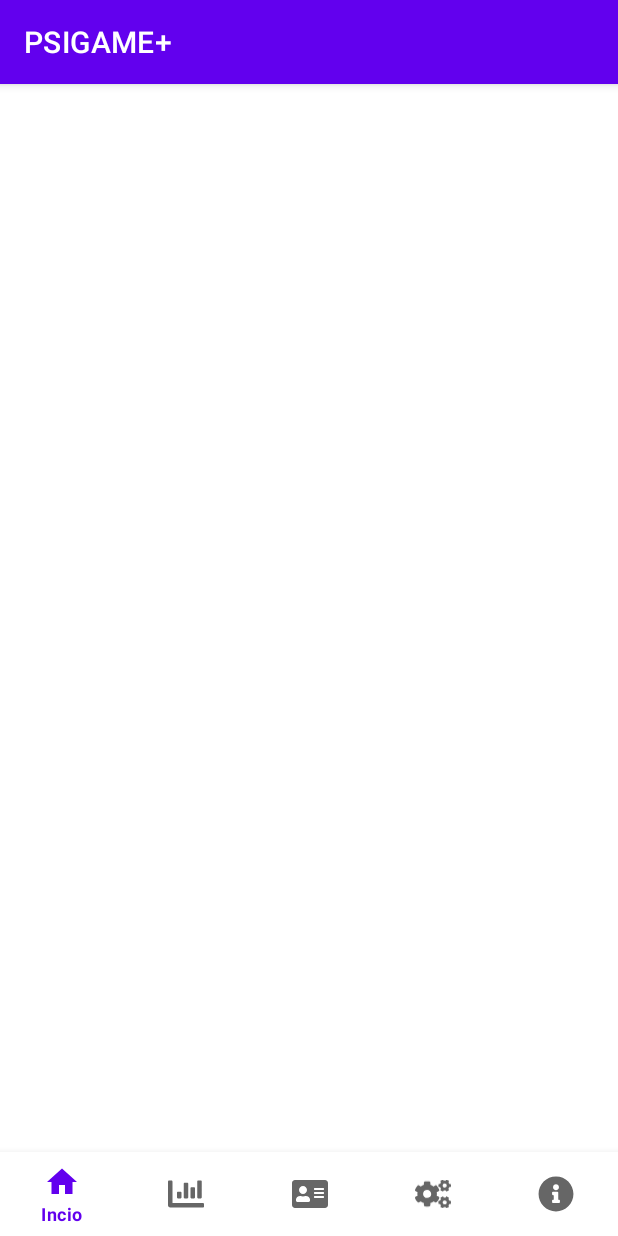
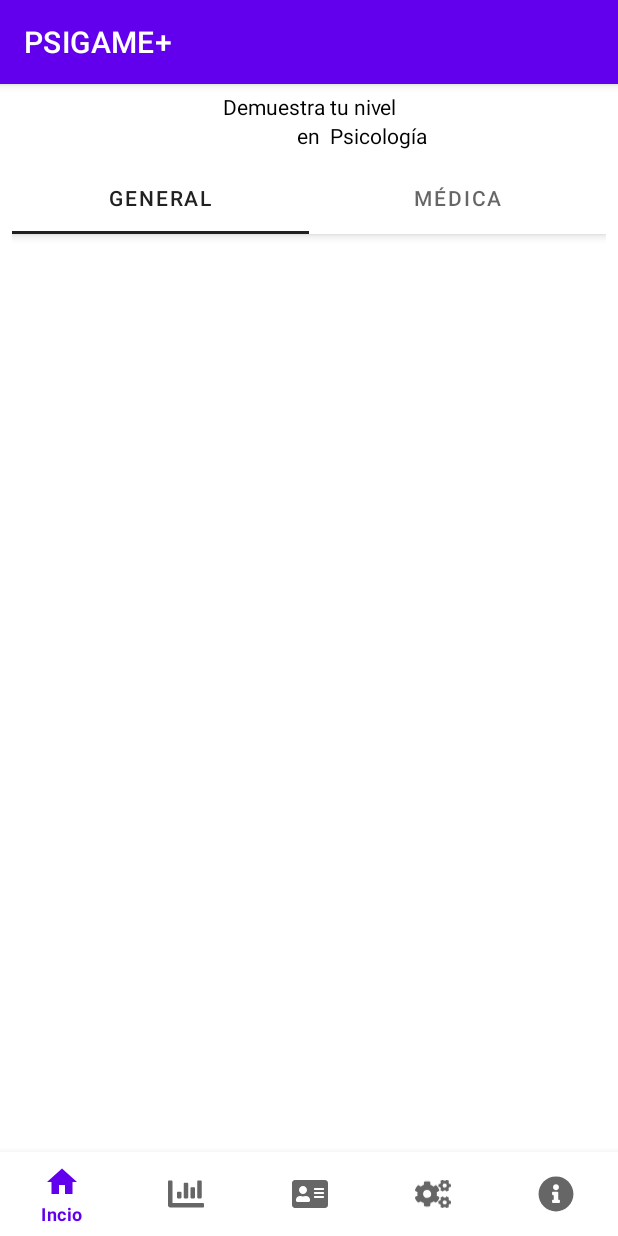
Before and after one commit to vasha54/PSIGAME, an Android app: the screen it shows after launch (MainActivity), on a phone screen of 412 x 824 dp. Run offline under Robolectric (Android 15) with nearby library versions, the phone set to English and light mode, and no system bars.

Commit message:
Subiendo primera parte del diseño visual de la vista portada

```diff
--- a/app/src/main/java/cu/innovat/psigameplus/ui/activity/MainActivity.java
+++ b/app/src/main/java/cu/innovat/psigameplus/ui/activity/MainActivity.java
@@ -1,16 +1,27 @@
 package cu.innovat.psigameplus.ui.activity;
 
 import androidx.appcompat.app.AppCompatActivity;
+import androidx.fragment.app.FragmentManager;
+import androidx.fragment.app.Fragment;
 import com.google.android.material.bottomnavigation.BottomNavigationView;
 import com.google.android.material.navigation.NavigationBarView.OnItemSelectedListener;
 import android.os.Bundle;
 import android.widget.Toast;
 import android.view.MenuItem;
+
 import cu.innovat.psigameplus.R;
+import cu.innovat.psigameplus.ui.fragment.HomeFragment;
 
 public class MainActivity extends AppCompatActivity implements OnItemSelectedListener {
     private BottomNavigationView bottomNavigationView;
     private Toast m_toast;
+    private boolean m_exit;
+
+    public MainActivity(){
+        super();
+        m_exit=false;
+        m_toast=null;
+    }
 
     @Override
     protected void onCreate(Bundle savedInstanceState) {
@@ -21,7 +32,11 @@ public class MainActivity extends AppCompatActivity implements OnItemSelectedLis
         if(bottomNavigationView!=null){
             bottomNavigationView.setOnItemSelectedListener(this);
         }
-
+        FragmentManager fragmentManager = getSupportFragmentManager();
+        Fragment fragment = new HomeFragment();
+        fragmentManager.beginTransaction().
+                replace(R.id.container,fragment).addToBackStack(fragment.toString()).
+                commit();
     }
 
     public boolean onNavigationItemSelected(MenuItem item){
@@ -29,6 +44,8 @@ public class MainActivity extends AppCompatActivity implements OnItemSelectedLis
             final int previousItem = bottomNavigationView.getSelectedItemId();
             final int nextItem = item.getItemId();
             if (previousItem != nextItem) {
+                FragmentManager fragmentManager = getSupportFragmentManager();
+                Fragment fragment=null;
                 switch (nextItem) {
                     case R.id.navigation_about:
                         m_toast=Toast.makeText(this.getApplicationContext(),
@@ -49,10 +66,7 @@ public class MainActivity extends AppCompatActivity implements OnItemSelectedLis
                         m_toast.show();
                         break;
                     case R.id.navigation_home:
-                        m_toast=Toast.makeText(this.getApplicationContext(),
-                                "Home",
-                                Toast.LENGTH_SHORT);
-                        m_toast.show();
+                        fragment = new HomeFragment();
                         break;
                     case R.id.navigation_statistics:
                         m_toast=Toast.makeText(this.getApplicationContext(),
@@ -61,8 +75,28 @@ public class MainActivity extends AppCompatActivity implements OnItemSelectedLis
                         m_toast.show();
                         break;
                 }
+                if(fragment!=null){
+                    fragmentManager.beginTransaction().
+                            replace(R.id.container,fragment).addToBackStack(fragment.toString()).
+                            commit();
+                }
             }
         }
         return true;
     }
+
+    @Override
+    public void onBackPressed() {
+        if(m_exit==false) {
+            m_exit=true;
+            m_toast=Toast.makeText(this.getApplicationContext(),
+                    getString(R.string.exit),
+                    Toast.LENGTH_LONG);
+            m_toast.show();
+        }else {
+            if(m_toast!=null)
+                m_toast.cancel();
+            finish();
+        }
+    }
 }
--- /dev/null
+++ b/app/src/main/java/cu/innovat/psigameplus/ui/fragment/CourseGeneralLevelFragment.java
@@ -0,0 +1,8 @@
+package cu.innovat.psigameplus.ui.fragment;
+
+/**
+ * @author Luis Andrés Valido Fajardo +53 53694742  luis.valido1989@gmail.com
+ * @date 3/10/23
+ */
+public class CourseGeneralLevelFragment extends BaseFragment{
+}
--- /dev/null
+++ b/app/src/main/java/cu/innovat/psigameplus/ui/fragment/CourseMedicalLevelFragment.java
@@ -0,0 +1,8 @@
+package cu.innovat.psigameplus.ui.fragment;
+
+/**
+ * @author Luis Andrés Valido Fajardo +53 53694742  luis.valido1989@gmail.com
+ * @date 3/10/23
+ */
+public class CourseMedicalLevelFragment extends BaseFragment{
+}
--- a/app/src/main/java/cu/innovat/psigameplus/ui/fragment/HomeFragment.java
+++ b/app/src/main/java/cu/innovat/psigameplus/ui/fragment/HomeFragment.java
@@ -1,8 +1,47 @@
 package cu.innovat.psigameplus.ui.fragment;
+
+import androidx.fragment.app.Fragment;
+import android.os.Bundle;
+import cu.innovat.psigameplus.R;
+import android.view.LayoutInflater;
+import android.view.ViewGroup;
+import android.view.View;
+import com.google.android.material.tabs.TabLayout;
+import androidx.appcompat.widget.Toolbar;
+import com.google.android.material.appbar.AppBarLayout;
+import androidx.viewpager.widget.ViewPager;
+import cu.innovat.psigameplus.ui.fragment.pageradapter.AdapterHome;
 
 /**
  * @author Luis Andrés Valido Fajardo +53 53694742  luis.valido1989@gmail.com
  * @date 1/10/23
  */
 public class HomeFragment extends BaseFragment {
+    @Override
+    public void onCreate(Bundle savedInstanceState) {
+        super.onCreate(savedInstanceState);
+        setRetainInstance(true);
+    }
+    @Override
+    public View onCreateView(LayoutInflater inflater, ViewGroup container,Bundle savedInstanceState) {
+
+        View view = inflater.inflate(R.layout.layout_home,container, false);
+        // Setting ViewPager for each Tabs
+        ViewPager viewPager = (ViewPager) view.findViewById(R.id.viewpager);
+        setupViewPager(viewPager);
+//        // Set Tabs inside Toolbar
+       TabLayout tabs = (TabLayout) view.findViewById(R.id.result_tabs);
+       tabs.setupWithViewPager(viewPager);
+
+
+        return view;
+
+    }
+
+    private void setupViewPager(ViewPager viewPager) {
+        AdapterHome adapter = new AdapterHome(getChildFragmentManager());
+        adapter.addFragment(new Fragment(), getString(R.string.title_tab_course_general_psychology));
+        adapter.addFragment(new Fragment(), getString(R.string.title_tab_course_medical_psychology));
+        viewPager.setAdapter(adapter);
+    }
 }
--- /dev/null
+++ b/app/src/main/java/cu/innovat/psigameplus/ui/fragment/pageradapter/AdapterHome.java
@@ -0,0 +1,38 @@
+package cu.innovat.psigameplus.ui.fragment.pageradapter;
+
+import androidx.fragment.app.FragmentManager;
+import androidx.fragment.app.FragmentPagerAdapter;
+import androidx.fragment.app.Fragment;
+import java.util.*;
+/**
+ * @author Luis Andrés Valido Fajardo +53 53694742  luis.valido1989@gmail.com
+ * @date 2/10/23
+ */
+public class AdapterHome extends FragmentPagerAdapter {
+    private final List<Fragment> mFragmentList = new ArrayList<>();
+    private final List<String> mFragmentTitleList = new ArrayList<>();
+
+    public AdapterHome(FragmentManager manager) {
+        super(manager);
+    }
+
+    @Override
+    public Fragment getItem(int position) {
+        return mFragmentList.get(position);
+    }
+
+    @Override
+    public int getCount() {
+        return mFragmentList.size();
+    }
+
+    public void addFragment(Fragment fragment, String title) {
+        mFragmentList.add(fragment);
+        mFragmentTitleList.add(title);
+    }
+
+    @Override
+    public CharSequence getPageTitle(int position) {
+        return mFragmentTitleList.get(position);
+    }
+}
--- /dev/null
+++ b/app/src/main/res/layout/layout_home.xml
@@ -0,0 +1,96 @@
+<?xml version="1.0" encoding="utf-8"?>
+<RelativeLayout xmlns:android="http://schemas.android.com/apk/res/android"
+                xmlns:tools="http://schemas.android.com/tools"
+                android:layout_width="match_parent"
+                android:layout_height="match_parent"
+                xmlns:app="http://schemas.android.com/apk/res-auto"
+                android:layout_marginLeft="8dip"
+                android:layout_marginRight="8dip">
+    <androidx.coordinatorlayout.widget.CoordinatorLayout
+            xmlns:android="http://schemas.android.com/apk/res/android"
+            xmlns:app="http://schemas.android.com/apk/res-auto"
+            xmlns:tools="http://schemas.android.com/tools"
+            android:layout_width="match_parent"
+            android:layout_height="wrap_content"
+            android:id="@+id/banner">
+
+            <LinearLayout
+                    android:layout_width="match_parent"
+                    android:layout_height="wrap_content"
+                    android:orientation="vertical"
+                    android:layout_marginTop="5dip"
+                    android:layout_marginBottom="8dip">
+
+                <TextView
+                        android:layout_width="match_parent"
+                        android:layout_height="wrap_content"
+                        android:layout_gravity="center"
+                        android:layout_marginLeft="2dip"
+                        android:layout_marginRight="2dip"
+                        android:maxLines="1"
+                        android:text="@string/text_banner_one"
+                        android:textColor="@color/black"
+                        android:gravity="center"/>
+
+                <RelativeLayout
+                        android:layout_width="match_parent"
+                        android:layout_height="wrap_content">
+
+
+                    <TextView
+                            android:id="@+id/text_two_banner"
+                            android:layout_width="wrap_content"
+                            android:layout_height="wrap_content"
+                            android:layout_gravity="center"
+                            android:layout_marginLeft="3dip"
+                            android:layout_marginRight="3dip"
+                            android:maxLines="1"
+                            android:text="@string/text_banner_two"
+                            android:textColor="@color/black"
+                            android:gravity="center"
+                            android:layout_centerHorizontal="true"/>
+                    <TextView
+                            android:id="@+id/text_three_banner"
+                            android:layout_width="wrap_content"
+                            android:layout_height="wrap_content"
+                            android:layout_gravity="center"
+                            android:layout_marginLeft="3dip"
+                            android:layout_marginRight="3dip"
+                            android:maxLines="1"
+                            android:text="@string/text_banner_three"
+                            android:textColor="@color/black"
+                            android:gravity="center"
+                            android:layout_toRightOf="@id/text_two_banner"/>
+                </RelativeLayout>
+
+            </LinearLayout>
+
+    </androidx.coordinatorlayout.widget.CoordinatorLayout>
+    <androidx.coordinatorlayout.widget.CoordinatorLayout
+            android:layout_width="match_parent"
+            android:layout_height="match_parent"
+            android:layout_below="@id/banner" >
+
+
+        <com.google.android.material.appbar.AppBarLayout
+                android:id="@+id/app_bar"
+                android:theme="@style/Theme.AppCompat.Light.DarkActionBar"
+                android:layout_width="match_parent"
+                android:layout_height="wrap_content">
+
+            <com.google.android.material.tabs.TabLayout
+                    android:id="@+id/result_tabs"
+                    android:layout_width="match_parent"
+                    android:layout_height="wrap_content" tools:ignore="SpeakableTextPresentCheck"/>
+        </com.google.android.material.appbar.AppBarLayout>
+
+
+        <androidx.viewpager.widget.ViewPager
+                android:id="@+id/viewpager"
+                android:layout_width="match_parent"
+                android:layout_height="match_parent"
+                app:layout_behavior="@string/appbar_scrolling_view_behavior" tools:ignore="SpeakableTextPresentCheck"/>
+
+</androidx.coordinatorlayout.widget.CoordinatorLayout>
+
+</RelativeLayout>
--- a/app/src/main/res/values/strings.xml
+++ b/app/src/main/res/values/strings.xml
@@ -1,8 +1,14 @@
 <resources>
-    <string name="app_name">PSIGAME+</string>
-    <string name="title_home">Incio</string>
-    <string name="title_statistics">Estadísticas</string>
-    <string name="title_configuration">Configuración</string>
-    <string name="title_about">Acerca de ...</string>
-    <string name="title_certificate">Certificado</string>
+    <string translatable="false" name="app_name">PSIGAME+</string>
+    <string translatable="false" name="title_home">Incio</string>
+    <string translatable="false" name="title_statistics">Estadísticas</string>
+    <string translatable="false" name="title_configuration">Configuración</string>
+    <string translatable="false" name="title_about">Acerca de ...</string>
+    <string translatable="false" name="title_certificate">Certificado</string>
+    <string translatable="false" name="title_tab_course_general_psychology">General</string>
+    <string translatable="false" name="title_tab_course_medical_psychology">Médica</string>
+    <string translatable="false" name="exit">Pulse de nuevo para salir</string>
+    <string translatable="false" name="text_banner_one">Demuestra tu nivel</string>
+    <string translatable="false" name="text_banner_two">en</string>
+    <string translatable="false" name="text_banner_three">Psicología</string>
 </resources>
```
Also changed, not shown: app/build.gradle (+7 -0 lines).
